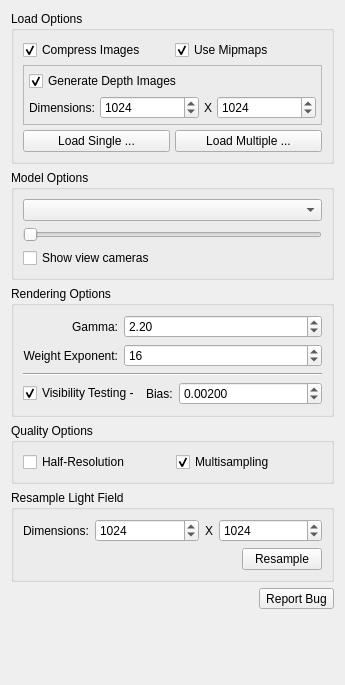
michaelt919/Kintsugi3DBuilder, file Java/ReflectanceAcquisition/qtForms/LightFieldConfig.ui: the form before one commit.
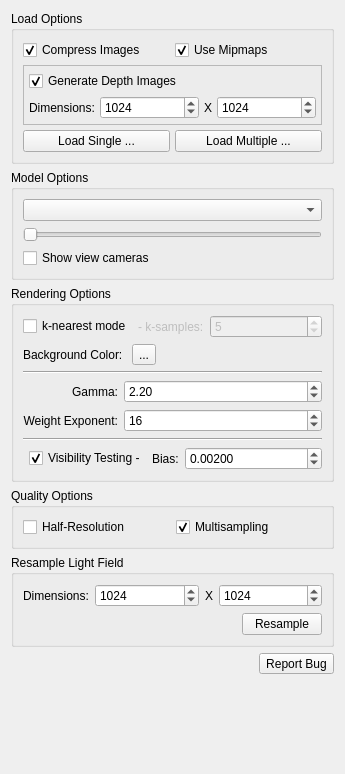
The form after the commit.

Commit message: Updates for Alpha v2: warning about known issue, background, beuhler mode - Added an interface 'MessageBox' to abstract away standard message dialogs - Added a warning dialog if the user tries to load a model that might not work - Updated renderer to allow setting of background color and to enable k-neighbors mode - In k-neighbors mode, only top k samples are used (k is settable) - Updated gui to expose controls for background color and k-neighbors mode

```diff
--- a/Java/ReflectanceAcquisition/qtForms/LightFieldConfig.ui
+++ b/Java/ReflectanceAcquisition/qtForms/LightFieldConfig.ui
@@ -7,19 +7,19 @@
     <x>0</x>
     <y>0</y>
     <width>345</width>
-    <height>685</height>
+    <height>774</height>
    </rect>
   </property>
   <property name="minimumSize">
    <size>
     <width>345</width>
-    <height>685</height>
+    <height>774</height>
    </size>
   </property>
   <property name="maximumSize">
    <size>
     <width>345</width>
-    <height>685</height>
+    <height>774</height>
    </size>
   </property>
   <property name="windowTitle">
@@ -202,6 +202,99 @@
       <string>Rendering Options</string>
      </property>
      <layout class="QVBoxLayout" name="verticalLayout_4">
+      <item>
+       <layout class="QHBoxLayout" name="horizontalLayout_9">
+        <property name="topMargin">
+         <number>0</number>
+        </property>
+        <item>
+         <widget class="QCheckBox" name="kNearestNeighborsCheckBox">
+          <property name="text">
+           <string>k-nearest mode</string>
+          </property>
+         </widget>
+        </item>
+        <item>
+         <widget class="QLabel" name="kNeighborCountLabel">
+          <property name="enabled">
+           <bool>false</bool>
+          </property>
+          <property name="text">
+           <string>- k-samples:</string>
+          </property>
+          <property name="buddy">
+           <cstring>kNeighborCountSpinBox</cstring>
+          </property>
+         </widget>
+        </item>
+        <item>
+         <widget class="QSpinBox" name="kNeighborCountSpinBox">
+          <property name="enabled">
+           <bool>false</bool>
+          </property>
+          <property name="sizePolicy">
+           <sizepolicy hsizetype="Expanding" vsizetype="Fixed">
+            <horstretch>0</horstretch>
+            <verstretch>0</verstretch>
+           </sizepolicy>
+          </property>
+          <property name="minimum">
+           <number>1</number>
+          </property>
+          <property name="maximum">
+           <number>10</number>
+          </property>
+          <property name="value">
+           <number>5</number>
+          </property>
+         </widget>
+        </item>
+       </layout>
+      </item>
+      <item>
+       <layout class="QHBoxLayout" name="horizontalLayout_10">
+        <property name="topMargin">
+         <number>0</number>
+        </property>
+        <item>
+         <widget class="QLabel" name="backgroundColorLabel">
+          <property name="text">
+           <string>Background Color: </string>
+          </property>
+          <property name="buddy">
+           <cstring>backgroundColorButton</cstring>
+          </property>
+         </widget>
+        </item>
+        <item>
+         <widget class="QToolButton" name="backgroundColorButton">
+          <property name="text">
+           <string>...</string>
+          </property>
+         </widget>
+        </item>
+        <item>
+         <spacer name="horizontalSpacer_3">
+          <property name="orientation">
+           <enum>Qt::Horizontal</enum>
+          </property>
+          <property name="sizeHint" stdset="0">
+           <size>
+            <width>40</width>
+            <height>20</height>
+           </size>
+          </property>
+         </spacer>
+        </item>
+       </layout>
+      </item>
+      <item>
+       <widget class="Line" name="line_2">
+        <property name="orientation">
+         <enum>Qt::Horizontal</enum>
+        </property>
+       </widget>
+      </item>
       <item>
        <layout class="QGridLayout" name="gridLayout">
         <item row="0" column="0">
@@ -285,6 +378,13 @@
       </item>
       <item>
        <layout class="QHBoxLayout" name="horizontalLayout_4">
+        <item>
+         <widget class="Line" name="line_3">
+          <property name="orientation">
+           <enum>Qt::Horizontal</enum>
+          </property>
+         </widget>
+        </item>
         <item>
          <widget class="QCheckBox" name="visibilityCheckBox">
           <property name="sizePolicy">
@@ -312,6 +412,9 @@
           <property name="text">
            <string>Bias:</string>
           </property>
+          <property name="buddy">
+           <cstring>visibilityBiasSpinBox</cstring>
+          </property>
          </widget>
         </item>
         <item>
```
Left out of the diff: 51 changed lines with no effect on the pictures. The commit also changes 12 other files.
